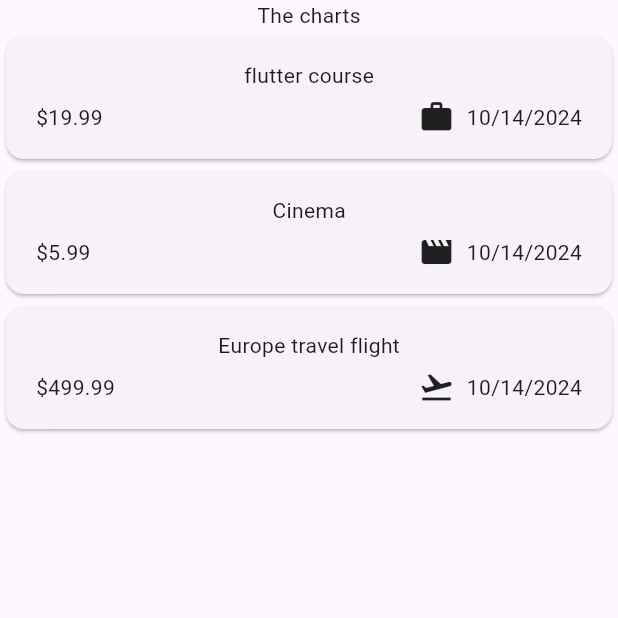
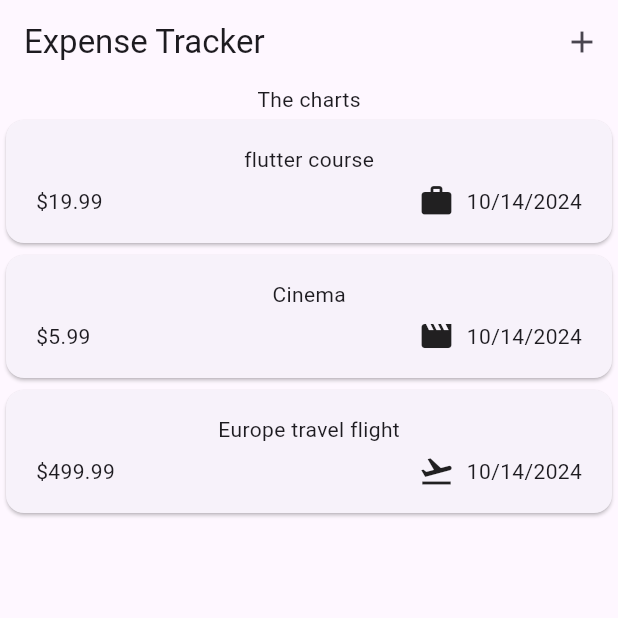
Before and after one commit to Rea97/flutter-course-expense-tracker, a Flutter app: the screen it shows after launch, on a phone screen of 412 x 824 dp, the top half of it. Run offline on Flutter 3.47's test engine with Material 3 defaults, Android fonts, the phone set to English and light mode, and no system bars.

Commit message:
feat: Add simple appbar

```diff
--- a/lib/components/expenses.dart
+++ b/lib/components/expenses.dart
@@ -36,6 +36,12 @@ class _ExpensesState extends State<Expenses> {
   @override
   Widget build(BuildContext context) {
     return Scaffold(
+      appBar: AppBar(
+        title: const Text('Expense Tracker'),
+        actions: [
+          IconButton(onPressed: (){}, icon: Icon(Icons.add))
+        ],
+      ),
       body: Column(
         children: [
           const Text('The charts'),
--- a/lib/main.dart
+++ b/lib/main.dart
@@ -12,7 +12,8 @@ class MyApp extends StatelessWidget {
   @override
   Widget build(BuildContext context) {
     return MaterialApp(
-      home: Expenses(),
+      theme: ThemeData(useMaterial3: true),
+      home: const Expenses(),
     );
   }
 }
```
